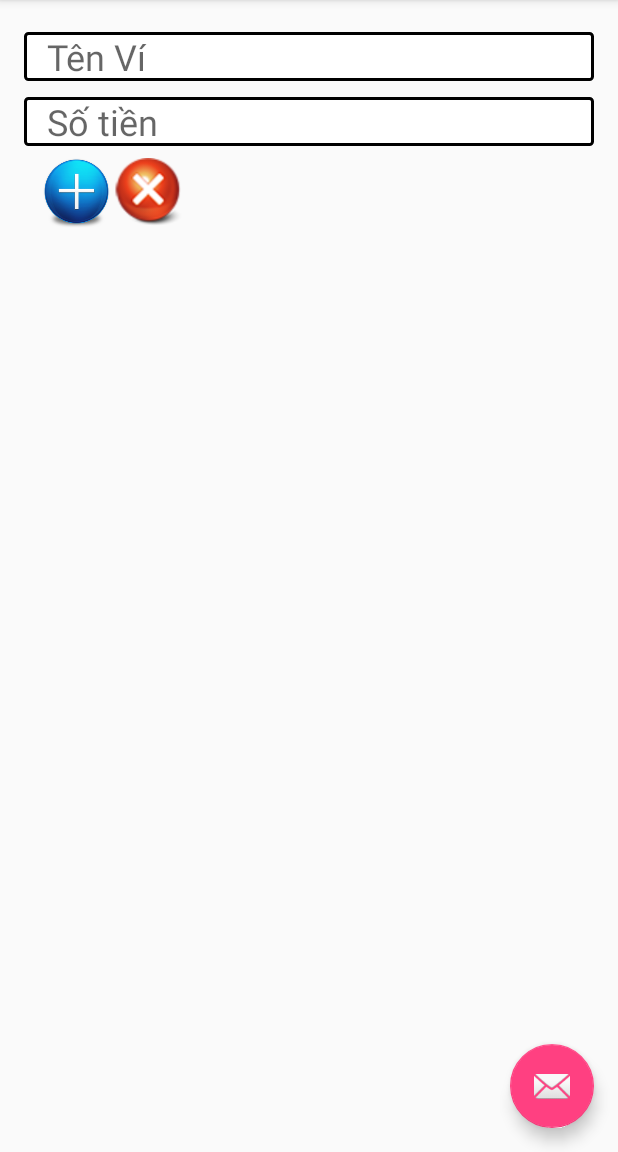
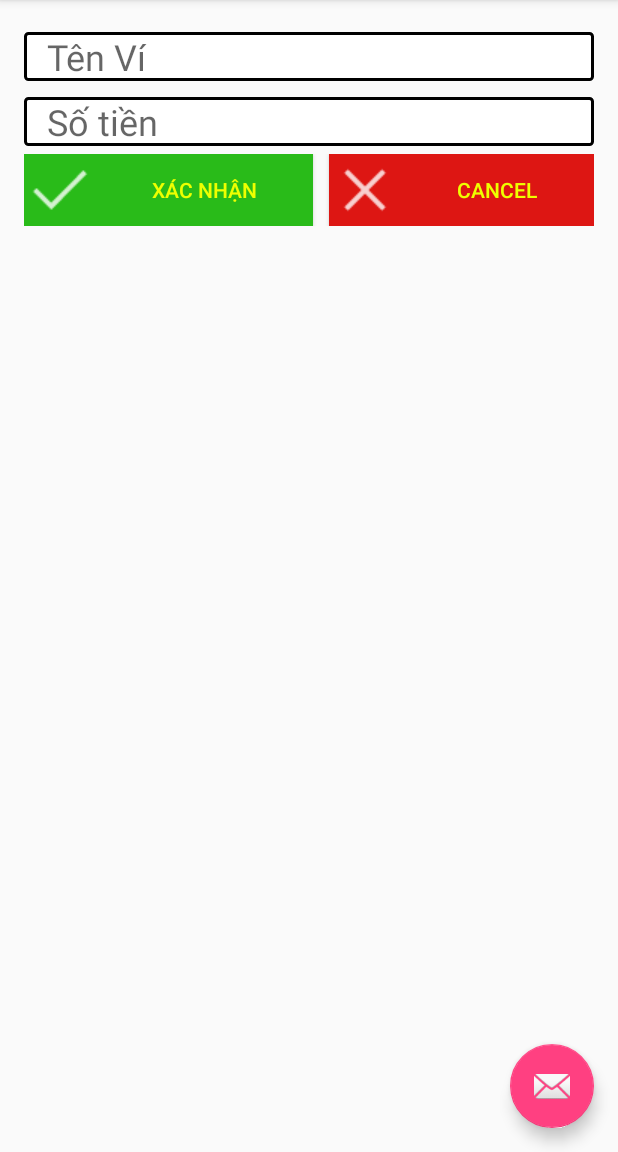
Before and after one commit to minhluan2292/QuanLyChiTieu, an Android app: the fragment ViFragment placed in its activity, after a tap on "THÊM MỚI VÍ", on a phone screen of 412 x 824 dp, the part 84-1236 px from its top. Run offline under Robolectric (Android 15) with nearby library versions, the phone set to English and light mode, and no system bars; 5 statements that could not run were skipped.

Commit message:
Cập nhật chức năng Thêm ví

```diff
--- a/SourceCode/app/src/main/res/layout/fragment_vi.xml
+++ b/SourceCode/app/src/main/res/layout/fragment_vi.xml
@@ -49,6 +49,30 @@
             android:id="@+id/layoutAddVi2">
 
             <Button
+                android:text="Xác nhận"
+                android:layout_width="wrap_content"
+                android:layout_height="wrap_content"
+                android:id="@+id/btnAddNewVi"
+                android:layout_weight="1"
+                android:textSize="14sp"
+                android:background="@color/colorPrimary"
+                android:textColor="#eeff00"
+                android:layout_marginRight="5dp"
+                android:drawableLeft="@drawable/ic_action_accept" />
+
+            <Button
+                android:text="Cancel"
+                android:layout_width="wrap_content"
+                android:layout_height="wrap_content"
+                android:id="@+id/btnCancelAddVi"
+                android:layout_weight="1"
+                android:textSize="14sp"
+                android:background="#dd1613"
+                android:textColor="#eeff00"
+                android:layout_marginLeft="5dp"
+                android:drawableLeft="@drawable/ic_action_cancel" />
+
+           <!-- <Button
                 android:id="@+id/btnAddNewVi"
                 android:background="@drawable/btn_add"
                 android:scaleType="fitStart"
@@ -60,7 +84,7 @@
                 android:id="@+id/btnCancelAddVi"
                 android:background="@drawable/ball_stop"
                 android:layout_width="45dp"
-                android:layout_height="45dp" />
+                android:layout_height="45dp" />-->
 
         </LinearLayout>
     </LinearLayout>
```
